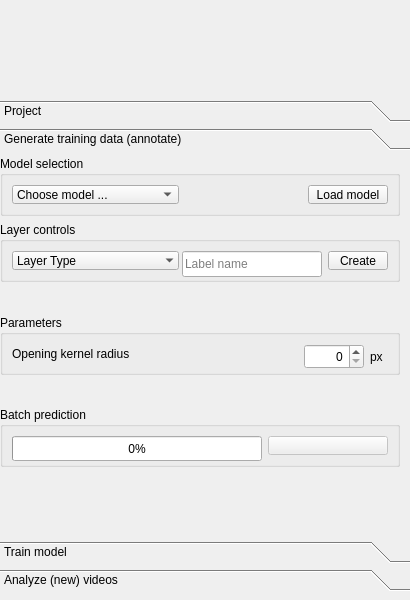
horsto/OCTRON-GUI, file qt_gui/octron.ui: the form before one commit.
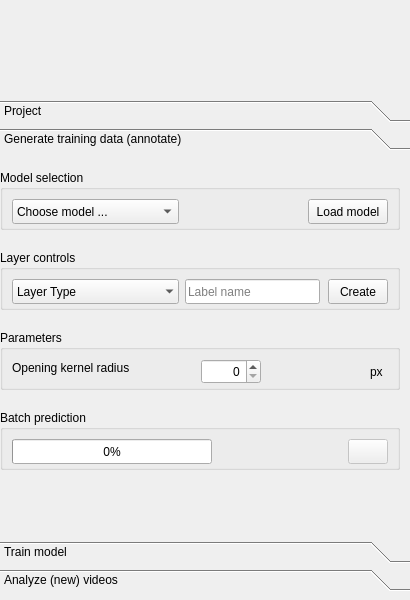
The form after the commit. The open tabs and pages were chosen to show the change. Icons and pictures are not drawn.

The edit to the form file:
```diff
--- a/qt_gui/octron.ui
+++ b/qt_gui/octron.ui
@@ -105,13 +105,13 @@
        <enum>QFrame::Shadow::Plain</enum>
       </property>
       <property name="lineWidth">
-       <number>1</number>
+       <number>0</number>
       </property>
       <property name="midLineWidth">
-       <number>1</number>
+       <number>0</number>
       </property>
       <property name="currentIndex">
-       <number>1</number>
+       <number>0</number>
       </property>
       <widget class="QWidget" name="project_tab">
        <property name="geometry">
@@ -119,7 +119,7 @@
          <x>0</x>
          <y>0</y>
          <width>410</width>
-         <height>314</height>
+         <height>337</height>
         </rect>
        </property>
        <property name="sizePolicy">
@@ -144,8 +144,8 @@
         <rect>
          <x>0</x>
          <y>0</y>
-         <width>410</width>
-         <height>314</height>
+         <width>405</width>
+         <height>337</height>
         </rect>
        </property>
        <property name="sizePolicy">
@@ -156,8 +156,8 @@
        </property>
        <property name="maximumSize">
         <size>
-         <width>410</width>
-         <height>16777215</height>
+         <width>405</width>
+         <height>600</height>
         </size>
        </property>
        <attribute name="icon">
@@ -175,8 +175,8 @@
          <rect>
           <x>0</x>
           <y>0</y>
-          <width>406</width>
-          <height>311</height>
+          <width>402</width>
+          <height>331</height>
          </rect>
         </property>
         <layout class="QVBoxLayout" name="annotate_vertical_layout">
@@ -212,7 +212,7 @@
               <property name="minimumSize">
                <size>
                 <width>167</width>
-                <height>0</height>
+                <height>25</height>
                </size>
               </property>
               <property name="maximumSize">
@@ -230,10 +230,16 @@
             </item>
             <item alignment="Qt::AlignmentFlag::AlignRight|Qt::AlignmentFlag::AlignVCenter">
              <widget class="QPushButton" name="load_model_btn">
+              <property name="minimumSize">
+               <size>
+                <width>0</width>
+                <height>25</height>
+               </size>
+              </property>
               <property name="maximumSize">
                <size>
                 <width>250</width>
-                <height>60</height>
+                <height>25</height>
                </size>
               </property>
               <property name="text">
@@ -276,7 +282,7 @@
               <property name="minimumSize">
                <size>
                 <width>167</width>
-                <height>0</height>
+                <height>25</height>
                </size>
               </property>
               <property name="maximumSize">
@@ -325,18 +331,18 @@
               </item>
              </widget>
             </item>
-            <item alignment="Qt::AlignmentFlag::AlignRight|Qt::AlignmentFlag::AlignVCenter">
+            <item alignment="Qt::AlignmentFlag::AlignLeft|Qt::AlignmentFlag::AlignVCenter">
              <widget class="QLineEdit" name="label_name_lineedit">
               <property name="minimumSize">
                <size>
-                <width>140</width>
-                <height>26</height>
+                <width>135</width>
+                <height>25</height>
                </size>
               </property>
               <property name="maximumSize">
                <size>
-                <width>140</width>
-                <height>26</height>
+                <width>200</width>
+                <height>25</height>
                </size>
               </property>
               <property name="inputMask">
@@ -355,10 +361,16 @@
             </item>
             <item alignment="Qt::AlignmentFlag::AlignRight|Qt::AlignmentFlag::AlignVCenter">
              <widget class="QPushButton" name="create_annotation_layer_btn">
+              <property name="minimumSize">
+               <size>
+                <width>0</width>
+                <height>25</height>
+               </size>
+              </property>
               <property name="maximumSize">
                <size>
                 <width>60</width>
-                <height>60</height>
+                <height>25</height>
                </size>
               </property>
               <property name="text">
@@ -369,7 +381,7 @@
            </layout>
           </widget>
          </item>
-         <item alignment="Qt::AlignmentFlag::AlignBottom">
+         <item>
           <widget class="QGroupBox" name="annotate_param_groupbox">
            <property name="sizePolicy">
             <sizepolicy hsizetype="Maximum" vsizetype="Maximum">
@@ -393,8 +405,14 @@
             <string>Parameters</string>
            </property>
            <layout class="QHBoxLayout" name="horizontalLayout_4">
-            <item>
+            <item alignment="Qt::AlignmentFlag::AlignLeft|Qt::AlignmentFlag::AlignVCenter">
              <widget class="QLabel" name="kernel_label">
+              <property name="sizePolicy">
+               <sizepolicy hsizetype="Expanding" vsizetype="Preferred">
+                <horstretch>0</horstretch>
+                <verstretch>0</verstretch>
+               </sizepolicy>
+              </property>
               <property name="maximumSize">
                <size>
                 <width>400</width>
@@ -406,8 +424,14 @@
               </property>
              </widget>
             </item>
-            <item>
+            <item alignment="Qt::AlignmentFlag::AlignRight|Qt::AlignmentFlag::AlignVCenter">
              <widget class="QSpinBox" name="opening_kernel_radius_input">
+              <property name="sizePolicy">
+               <sizepolicy hsizetype="Fixed" vsizetype="Fixed">
+                <horstretch>0</horstretch>
+                <verstretch>0</verstretch>
+               </sizepolicy>
+              </property>
               <property name="minimumSize">
                <size>
                 <width>60</width>
@@ -425,7 +449,7 @@
               </property>
              </widget>
             </item>
-            <item>
+            <item alignment="Qt::AlignmentFlag::AlignRight|Qt::AlignmentFlag::AlignVCenter">
              <widget class="QLabel" name="kernelpx_label">
               <property name="minimumSize">
                <size>
@@ -447,7 +471,7 @@
            </layout>
           </widget>
          </item>
-         <item alignment="Qt::AlignmentFlag::AlignBottom">
+         <item>
           <widget class="QGroupBox" name="annotate_layer_predict_groupbox">
            <property name="sizePolicy">
             <sizepolicy hsizetype="Maximum" vsizetype="Maximum">
@@ -471,11 +495,17 @@
             <string>Batch prediction</string>
            </property>
            <layout class="QHBoxLayout" name="horizontalLayout_7">
-            <item alignment="Qt::AlignmentFlag::AlignVCenter">
+            <item alignment="Qt::AlignmentFlag::AlignLeft|Qt::AlignmentFlag::AlignVCenter">
              <widget class="QProgressBar" name="batch_predict_progressbar">
+              <property name="sizePolicy">
+               <sizepolicy hsizetype="MinimumExpanding" vsizetype="Fixed">
+                <horstretch>0</horstretch>
+                <verstretch>0</verstretch>
+               </sizepolicy>
+              </property>
               <property name="minimumSize">
                <size>
-                <width>0</width>
+                <width>200</width>
                 <height>25</height>
                </size>
               </property>
@@ -499,15 +529,21 @@
               </property>
              </widget>
             </item>
-            <item alignment="Qt::AlignmentFlag::AlignVCenter">
+            <item alignment="Qt::AlignmentFlag::AlignRight|Qt::AlignmentFlag::AlignVCenter">
              <widget class="QPushButton" name="predict_next_batch_btn">
               <property name="enabled">
                <bool>false</bool>
               </property>
+              <property name="minimumSize">
+               <size>
+                <width>0</width>
+                <height>25</height>
+               </size>
+              </property>
               <property name="maximumSize">
                <size>
                 <width>250</width>
-                <height>60</height>
+                <height>25</height>
                </size>
               </property>
               <property name="text">
@@ -527,7 +563,7 @@
          <x>0</x>
          <y>0</y>
          <width>410</width>
-         <height>314</height>
+         <height>337</height>
         </rect>
        </property>
        <property name="sizePolicy">
@@ -553,7 +589,7 @@
          <x>0</x>
          <y>0</y>
          <width>410</width>
-         <height>314</height>
+         <height>337</height>
         </rect>
        </property>
        <property name="sizePolicy">
```
